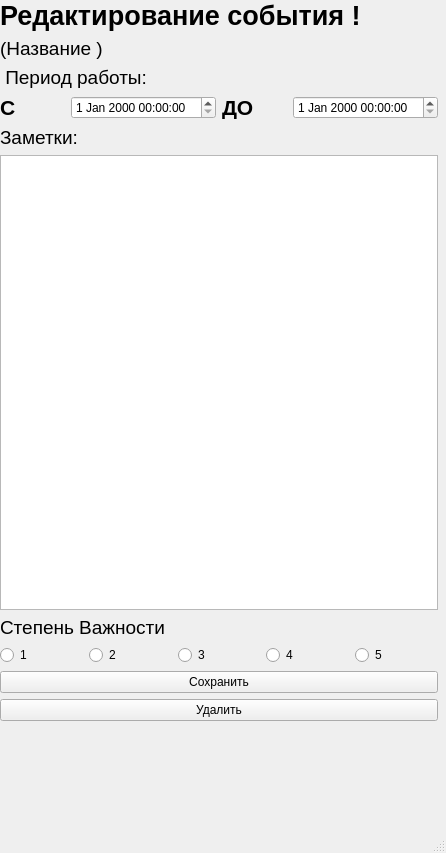
Qt form gui/change .ui (BardRandall/Planner) before a commit.
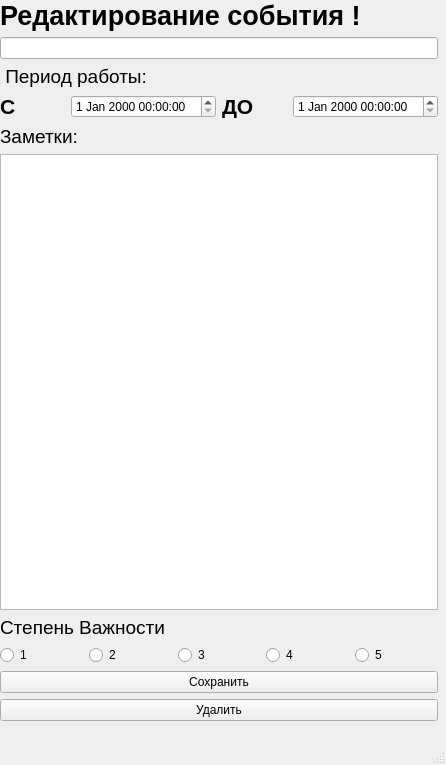
The same form after that commit.

Diff of the .ui file:
```diff
--- a/gui/change .ui
+++ b/gui/change .ui
@@ -7,7 +7,7 @@
     <x>0</x>
     <y>0</y>
     <width>446</width>
-    <height>853</height>
+    <height>765</height>
    </rect>
   </property>
   <property name="windowTitle">
@@ -39,16 +39,7 @@
       </widget>
      </item>
      <item>
-      <widget class="QLabel" name="title">
-       <property name="font">
-        <font>
-         <pointsize>14</pointsize>
-        </font>
-       </property>
-       <property name="text">
-        <string>(Название )</string>
-       </property>
-      </widget>
+      <widget class="QLineEdit" name="title_redact"/>
      </item>
      <item>
       <widget class="QLabel" name="time">
```
